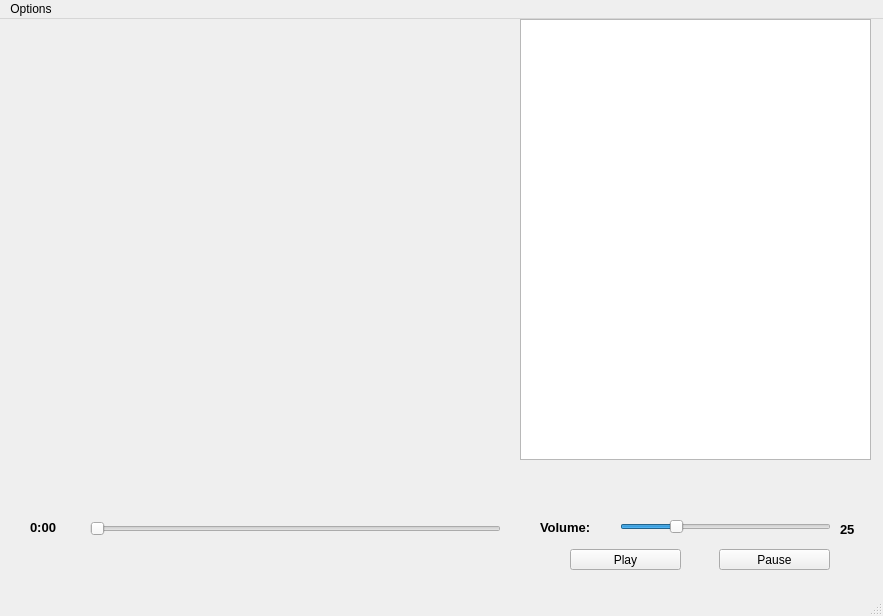
First picture: the form in mainwindow.ui, repository StevenScu/music-player, before the edit.
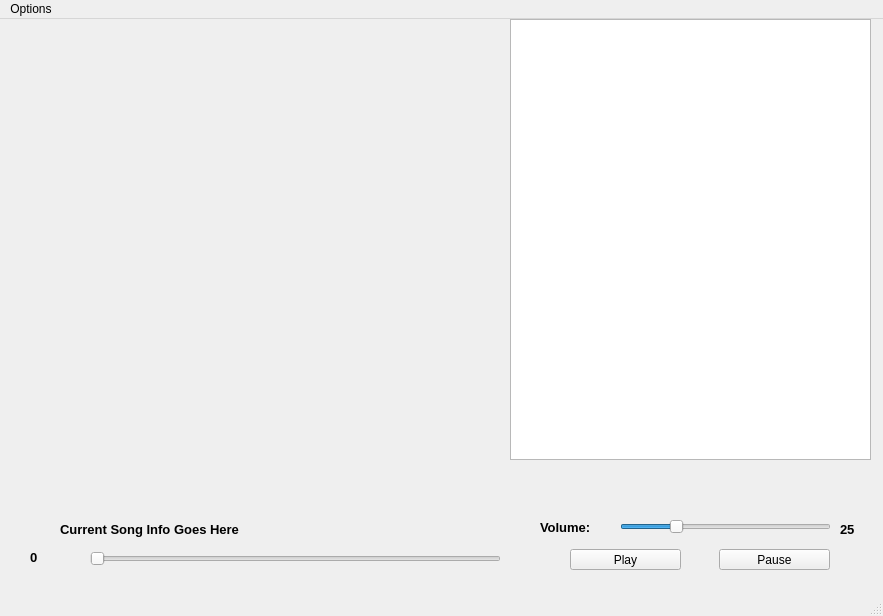
Second picture: the form after the edit.

Commit message: LibraryInfo now stores its data in a struct that will contain getter functions to let mainwindow access the data it needs. It will not hold its location of where the album cover is because we can determine that base don the save song location. In the process of adding new songs to a library.txt file when they have not been added before and using that file to automatically add songs that were added previously.

Diff of the .ui file:
```diff
--- a/mainwindow.ui
+++ b/mainwindow.ui
@@ -17,9 +17,9 @@
    <widget class="QListWidget" name="musicList">
     <property name="geometry">
      <rect>
-      <x>520</x>
+      <x>510</x>
       <y>0</y>
-      <width>351</width>
+      <width>361</width>
       <height>441</height>
      </rect>
     </property>
@@ -29,7 +29,7 @@
      <rect>
       <x>20</x>
       <y>0</y>
-      <width>491</width>
+      <width>471</width>
       <height>441</height>
      </rect>
     </property>
@@ -41,7 +41,7 @@
     <property name="geometry">
      <rect>
       <x>90</x>
-      <y>500</y>
+      <y>530</y>
       <width>411</width>
       <height>20</height>
      </rect>
@@ -99,7 +99,7 @@
     <property name="geometry">
      <rect>
       <x>30</x>
-      <y>500</y>
+      <y>530</y>
       <width>51</width>
       <height>16</height>
      </rect>
@@ -112,7 +112,7 @@
      </font>
     </property>
     <property name="text">
-     <string>0:00</string>
+     <string>0</string>
     </property>
    </widget>
    <widget class="QPushButton" name="pauseButton">
@@ -161,6 +161,26 @@
      <string>Volume:</string>
     </property>
    </widget>
+   <widget class="QLabel" name="songPlayingLabel">
+    <property name="geometry">
+     <rect>
+      <x>60</x>
+      <y>500</y>
+      <width>401</width>
+      <height>21</height>
+     </rect>
+    </property>
+    <property name="font">
+     <font>
+      <pointsize>10</pointsize>
+      <weight>75</weight>
+      <bold>true</bold>
+     </font>
+    </property>
+    <property name="text">
+     <string>Current Song Info Goes Here</string>
+    </property>
+   </widget>
   </widget>
   <widget class="QStatusBar" name="statusbar"/>
   <widget class="QMenuBar" name="menubar">
```
The commit also changes 5 other files.
